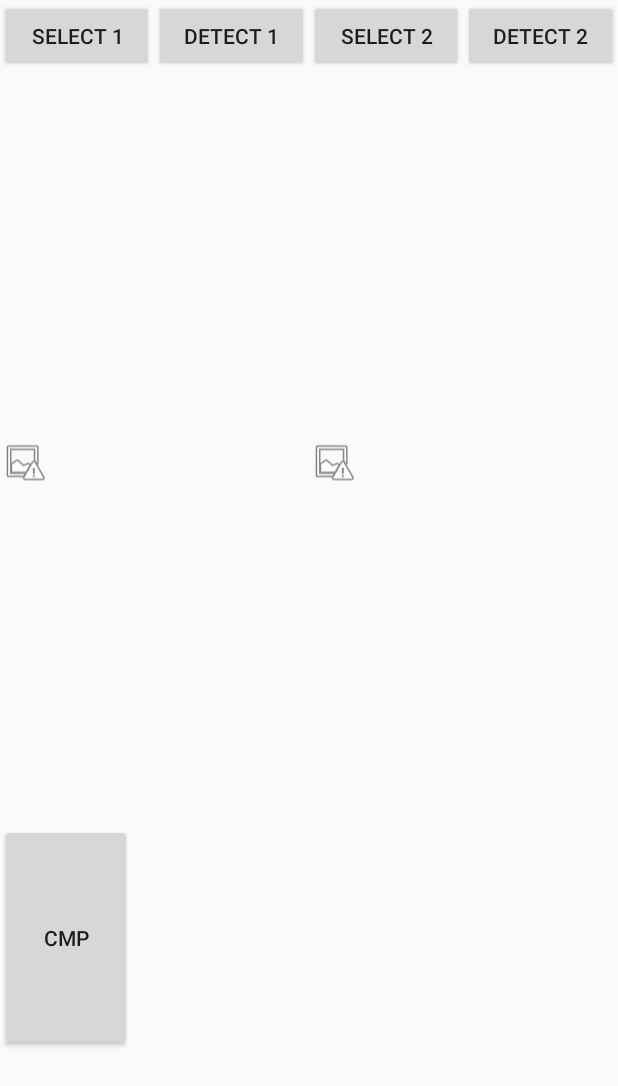
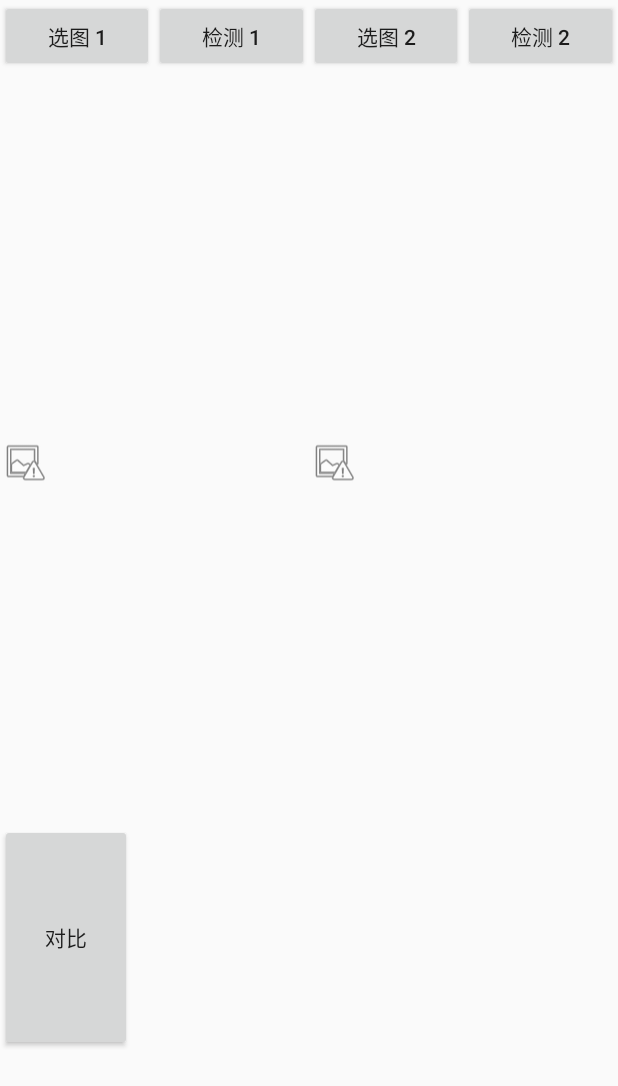
Before and after one commit to liguiyuan/mobilefacenet-ncnn, an Android app: the screen it shows after launch (MainActivity), on a phone screen of 412 x 824 dp. Shown: the top 1086 px of the screen. Run offline under Robolectric (Android 15) with nearby library versions, the phone set to English and light mode, and no system bars; network calls fail; 5 statements that could not run were skipped.

Commit message:
modified app layout

```diff
--- a/mobilefacenet_AS/app/src/main/res/layout/main.xml
+++ b/mobilefacenet_AS/app/src/main/res/layout/main.xml
@@ -33,14 +33,14 @@
                         android:layout_width="wrap_content"
                         android:layout_height="wrap_content"
                         android:layout_weight="1"
-                        android:text="select 1" />
+                        android:text="选图 1" />
 
                     <Button
                         android:id="@+id/detect1"
                         android:layout_width="wrap_content"
                         android:layout_height="wrap_content"
                         android:layout_weight="1"
-                        android:text="detect 1" />
+                        android:text="检测 1" />
 
                 </LinearLayout>
 
@@ -76,14 +76,14 @@
                         android:layout_width="wrap_content"
                         android:layout_height="wrap_content"
                         android:layout_weight="1"
-                        android:text="select 2" />
+                        android:text="选图 2" />
 
                     <Button
                         android:id="@+id/detect2"
                         android:layout_width="wrap_content"
                         android:layout_height="wrap_content"
                         android:layout_weight="1"
-                        android:text="detect 2" />
+                        android:text="检测 2" />
                 </LinearLayout>
 
                 <TextView
@@ -120,7 +120,7 @@
                     android:layout_width="wrap_content"
                     android:layout_height="wrap_content"
                     android:layout_weight="1"
-                    android:text="cmp" />
+                    android:text="对比" />
 
                 <TextView
                     android:id="@+id/textView1"
--- a/mobilefacenet_AS/app/src/main/res/values/strings.xml
+++ b/mobilefacenet_AS/app/src/main/res/values/strings.xml
@@ -1,3 +1,3 @@
 <resources>
-    <string name="app_name">mtcnn_AS</string>
+    <string name="app_name">人脸识别</string>
 </resources>
```
